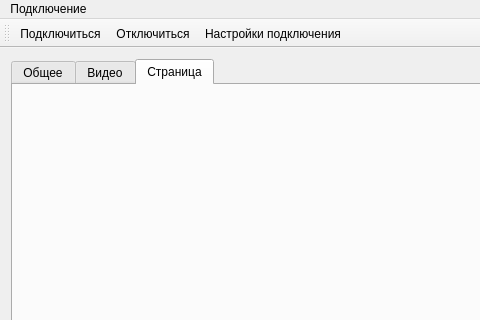
This is greenhouse.ui in cotara/GreenHouse as Qt 5 draws it before an edit; both pictures show x 0 to 480 and y 0 to 320 of the 616 by 516 pixel window. The edited form follows.
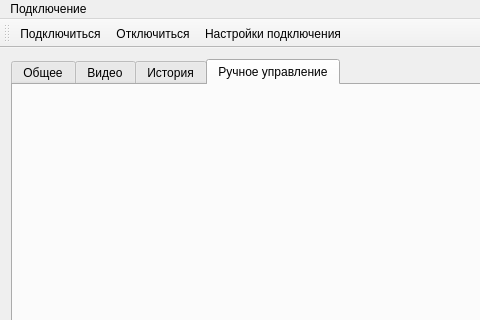
This is the edited form. Icons and pictures are not drawn. Custom widgets are drawn as their Qt base class.

Commit message: Добавлен новый таб ручного управления Дообавлена первое ручное управление - изменения цвета освещения

```diff
--- a/greenhouse.ui
+++ b/greenhouse.ui
@@ -58,7 +58,7 @@
        <enum>QTabWidget::Rounded</enum>
       </property>
       <property name="currentIndex">
-       <number>2</number>
+       <number>3</number>
       </property>
       <widget class="QWidget" name="tab">
        <attribute name="title">
@@ -783,7 +783,7 @@
       </widget>
       <widget class="QWidget" name="tab_3">
        <attribute name="title">
-        <string>Страница</string>
+        <string>История</string>
        </attribute>
        <layout class="QGridLayout" name="gridLayout_2">
         <item row="0" column="0">
@@ -791,6 +791,12 @@
         </item>
        </layout>
       </widget>
+      <widget class="CustomActuatorControl" name="tab_4">
+       <attribute name="title">
+        <string>Ручное управление</string>
+       </attribute>
+       <layout class="QGridLayout" name="gridLayout_3"/>
+      </widget>
      </widget>
     </item>
    </layout>
@@ -863,6 +869,14 @@
   </action>
  </widget>
  <layoutdefault spacing="6" margin="11"/>
+ <customwidgets>
+  <customwidget>
+   <class>CustomActuatorControl</class>
+   <extends>QWidget</extends>
+   <header>customactuatorcontrol.h</header>
+   <container>1</container>
+  </customwidget>
+ </customwidgets>
  <resources>
   <include location="resources.qrc"/>
  </resources>
```
The commit also changes 4 other files.
